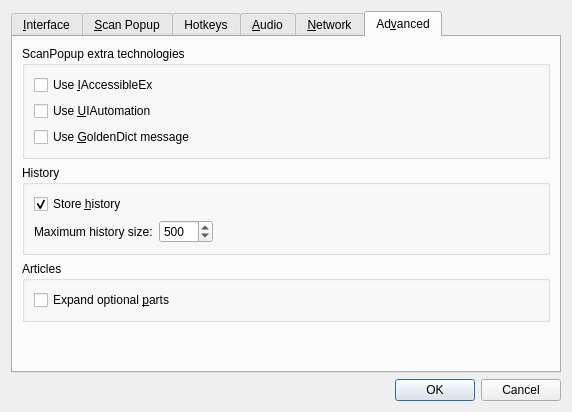
goldendict/goldendict, file preferences.ui: the form before one commit.
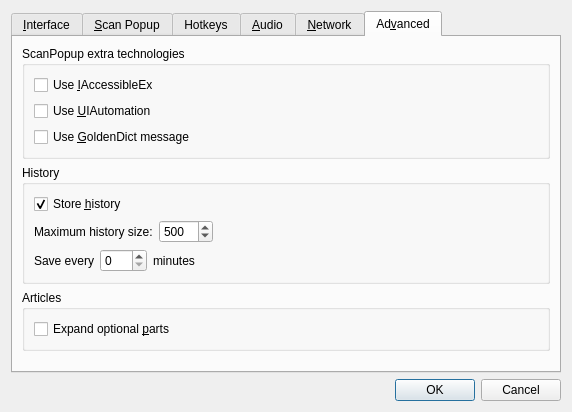
The form after the commit. The open tabs and pages were chosen to show the change. Icons and pictures are not drawn. Custom widgets are drawn as their Qt base class.

Commit message: Periodical save of history (issue #209)

Diff of the .ui file:
```diff
--- a/preferences.ui
+++ b/preferences.ui
@@ -1180,6 +1180,53 @@
             </item>
            </layout>
           </item>
+          <item>
+           <layout class="QHBoxLayout" name="horizontalLayout_10">
+            <item>
+             <widget class="QLabel" name="label_10">
+              <property name="toolTip">
+               <string>History saving interval. If set to 0 history will be saved only during exit.</string>
+              </property>
+              <property name="statusTip">
+               <string/>
+              </property>
+              <property name="text">
+               <string>Save every</string>
+              </property>
+             </widget>
+            </item>
+            <item>
+             <widget class="QSpinBox" name="historySaveIntervalField">
+              <property name="statusTip">
+               <string/>
+              </property>
+              <property name="maximum">
+               <number>120</number>
+              </property>
+             </widget>
+            </item>
+            <item>
+             <widget class="QLabel" name="label_11">
+              <property name="text">
+               <string>minutes</string>
+              </property>
+             </widget>
+            </item>
+            <item>
+             <spacer name="horizontalSpacer_9">
+              <property name="orientation">
+               <enum>Qt::Horizontal</enum>
+              </property>
+              <property name="sizeHint" stdset="0">
+               <size>
+                <width>40</width>
+                <height>20</height>
+               </size>
+              </property>
+             </spacer>
+            </item>
+           </layout>
+          </item>
          </layout>
         </widget>
        </item>
```
The commit also changes 6 other files.
